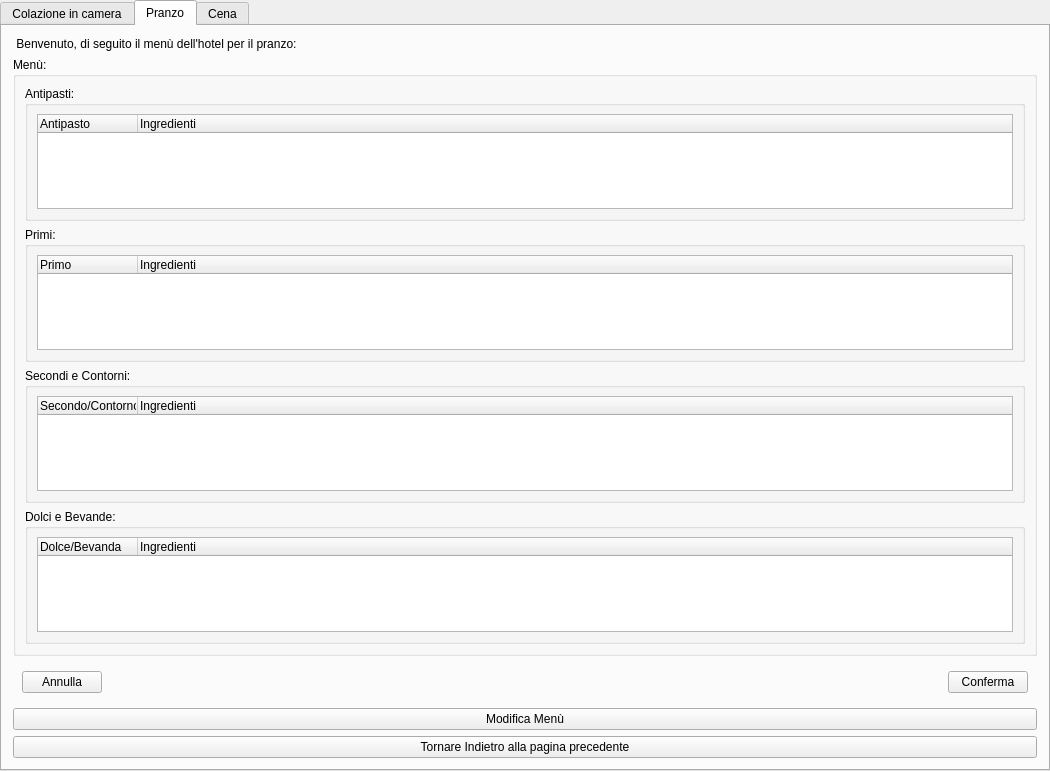
Old version of the form ui/Titolare/GestioneCucina/GestioneCucinaInterfaccia.ui in the repository mdoraz/Hotel.
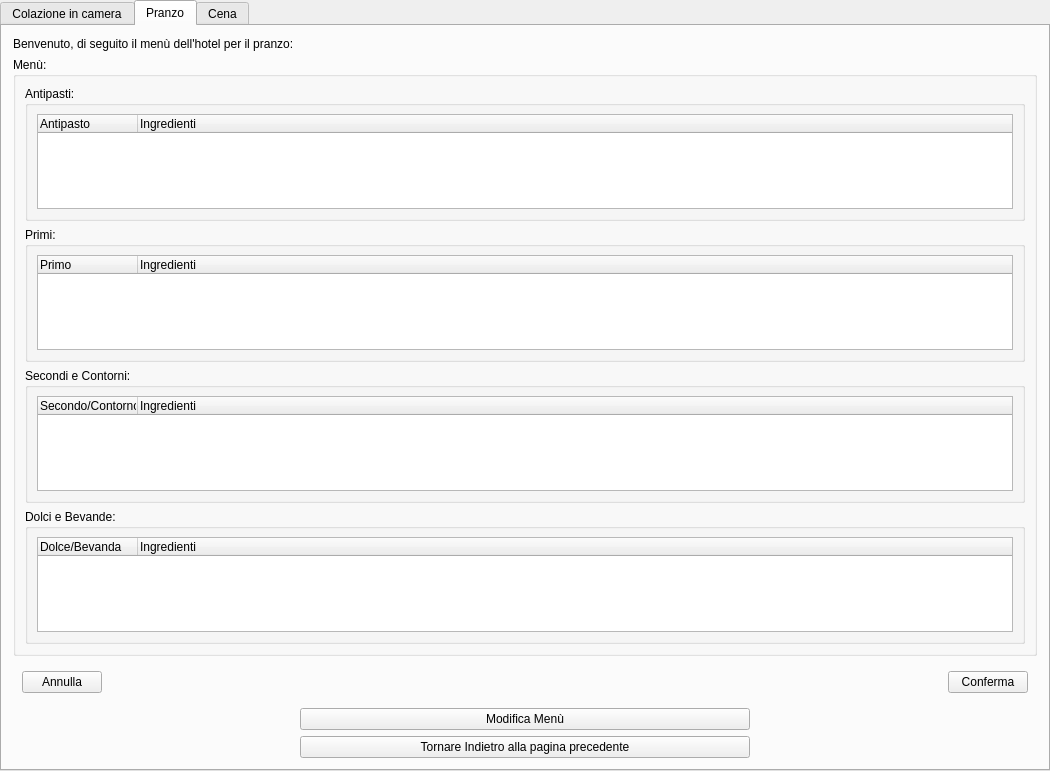
New version of the form. The open tabs and pages were chosen to show the change.

```diff
--- a/ui/Titolare/GestioneCucina/GestioneCucinaInterfaccia.ui
+++ b/ui/Titolare/GestioneCucina/GestioneCucinaInterfaccia.ui
@@ -280,7 +280,7 @@
     <item>
      <widget class="QLabel" name="labelIntroduzione_2">
       <property name="text">
-       <string> Benvenuto, di seguito il menù dell'hotel per il pranzo:</string>
+       <string>Benvenuto, di seguito il menù dell'hotel per il pranzo:</string>
       </property>
      </widget>
     </item>
@@ -502,15 +502,27 @@
       </layout>
      </widget>
     </item>
-    <item>
+    <item alignment="Qt::AlignHCenter">
      <widget class="QPushButton" name="btnModificaMenuPranzo">
+      <property name="minimumSize">
+       <size>
+        <width>450</width>
+        <height>0</height>
+       </size>
+      </property>
       <property name="text">
        <string>Modifica Menù</string>
       </property>
      </widget>
     </item>
-    <item>
+    <item alignment="Qt::AlignHCenter">
      <widget class="QPushButton" name="btnTornarePaginaPrecedente_2">
+      <property name="minimumSize">
+       <size>
+        <width>450</width>
+        <height>0</height>
+       </size>
+      </property>
       <property name="text">
        <string>Tornare Indietro alla pagina precedente</string>
       </property>
```
Left out of the diff: 16 changed lines with no effect on the pictures.
